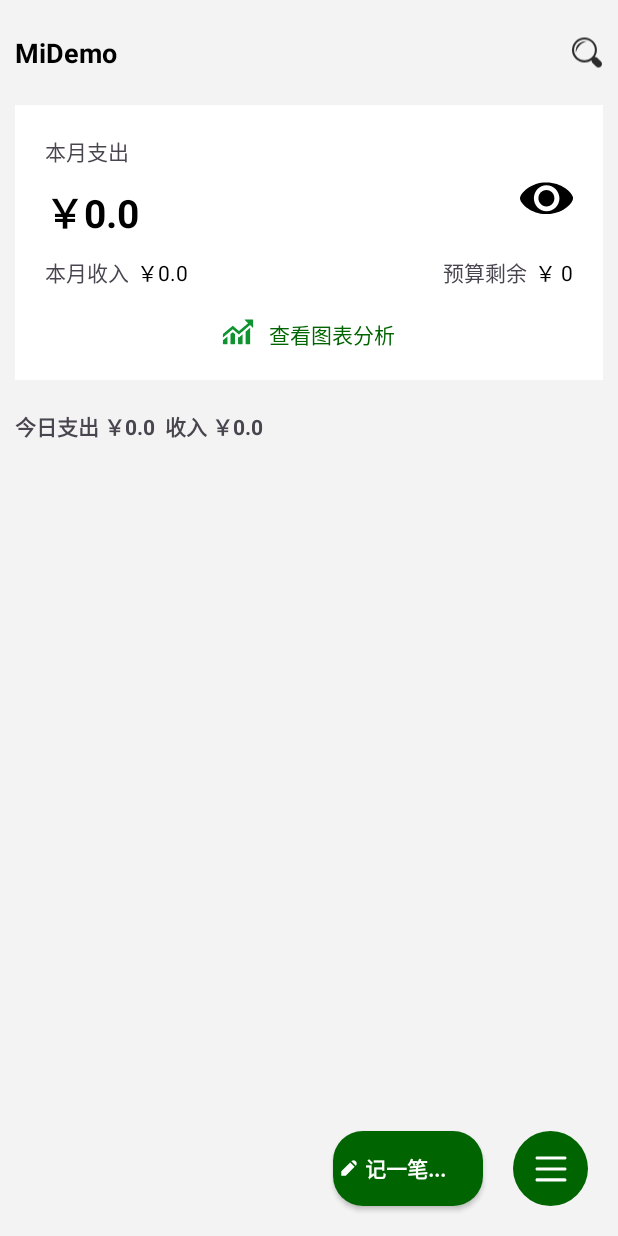
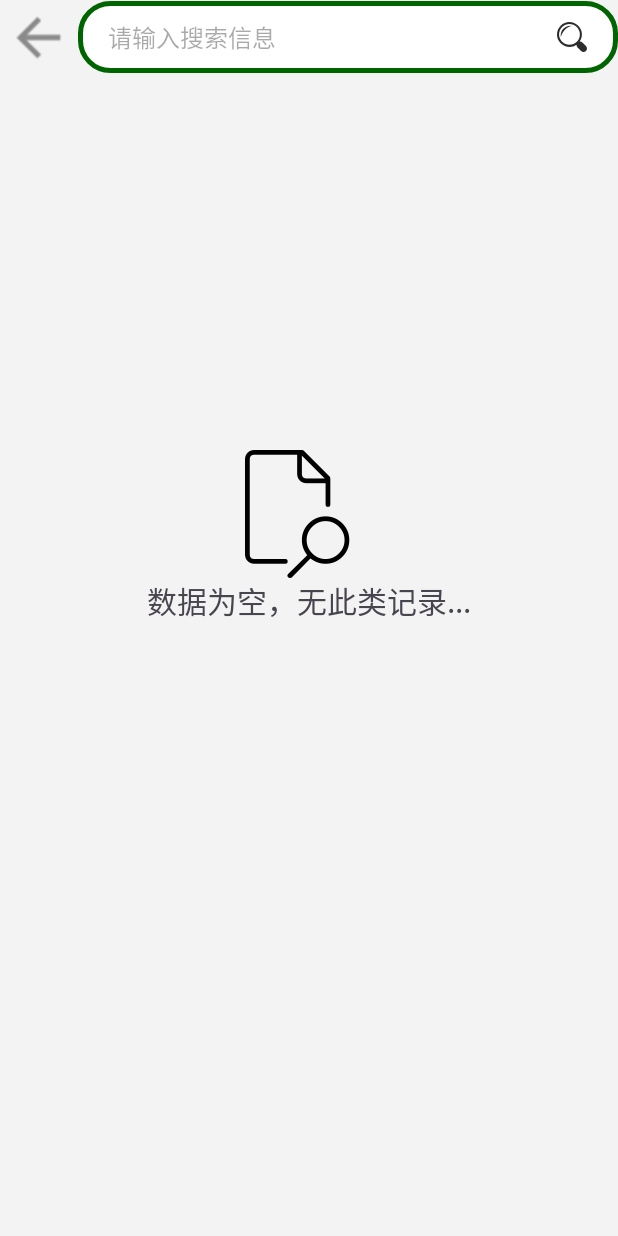
Before and after one commit to 95Brayden/2024_training, an Android app: the MainActivity screen opened directly, with no data from a screen before it, after a tap on an icon or button, on a phone screen of 412 x 824 dp. Run offline under Robolectric (Android 15) with nearby library versions, the phone set to English and light mode, and no system bars.

Commit message:
搜索页面1.0 今日收支搜索页面

```diff
--- a/MiDemo/app/src/main/AndroidManifest.xml
+++ b/MiDemo/app/src/main/AndroidManifest.xml
@@ -10,6 +10,9 @@
         android:roundIcon="@mipmap/ic_launcher_round"
         android:supportsRtl="true"
         android:theme="@style/Theme.MiDemo">
+        <activity
+            android:name=".SearchActivity"
+            android:exported="false" />
         <activity
             android:name=".MainActivity"
             android:exported="false" />
--- a/MiDemo/app/src/main/java/com/example/midemo/adapter/AccountAdapter.java
+++ b/MiDemo/app/src/main/java/com/example/midemo/Adapter/AccountAdapter.java
@@ -1,4 +1,4 @@
-package com.example.midemo.adapter;
+package com.example.midemo.Adapter;
 
 import android.content.Context;
 import android.view.LayoutInflater;
--- a/MiDemo/app/src/main/java/com/example/midemo/adapter/RecordPagerAdapter.java
+++ b/MiDemo/app/src/main/java/com/example/midemo/Adapter/RecordPagerAdapter.java
@@ -1,4 +1,4 @@
-package com.example.midemo.adapter;
+package com.example.midemo.Adapter;
 
 import androidx.annotation.NonNull;
 import androidx.annotation.Nullable;
--- a/MiDemo/app/src/main/java/com/example/midemo/MainActivity.java
+++ b/MiDemo/app/src/main/java/com/example/midemo/MainActivity.java
@@ -1,14 +1,12 @@
 package com.example.midemo;
 
 import android.content.Context;
-import android.content.DialogInterface;
 import android.content.Intent;
 import android.content.SharedPreferences;
 import android.os.Bundle;
 import android.text.method.HideReturnsTransformationMethod;
 import android.text.method.PasswordTransformationMethod;
 import android.view.View;
-import android.widget.AdapterView;
 import android.widget.Button;
 import android.widget.ImageButton;
 import android.widget.ImageView;
@@ -20,7 +18,7 @@ import androidx.appcompat.app.AlertDialog;
 import androidx.appcompat.app.AppCompatActivity;
 
 import com.example.midemo.Dialog.BudgetDialog;
-import com.example.midemo.adapter.AccountAdapter;
+import com.example.midemo.Adapter.AccountAdapter;
 import com.example.midemo.db.AccountBean;
 import com.example.midemo.db.DBManager;
 
@@ -117,16 +115,13 @@ public class MainActivity extends AppCompatActivity implements View.OnClickListe
         AlertDialog.Builder builder = new AlertDialog.Builder(this);
         builder.setTitle("提示信息").setMessage("您确定要删除这条记录么？")
                 .setNegativeButton("取消",null)
-                .setPositiveButton("确定", new DialogInterface.OnClickListener() {
-                    @Override
-                    public void onClick(DialogInterface dialog, int which) {
+                .setPositiveButton("确定", (dialog, which) -> {
                     int click_id = clickBean.getId();
                     //执行删除的操作
                     DBManager.deleteItemFromAccounttbById(click_id);
                     mDatas.remove(clickBean);   //实时刷新，移除集合当中的对象
                     adapter.notifyDataSetChanged();   //提示适配器更新数据
                     setTopTvShow();   //改变头布局TextView显示的内容
-                    }
                 });
         builder.create().show();   //显示对话框
     }
@@ -146,6 +141,10 @@ public class MainActivity extends AppCompatActivity implements View.OnClickListe
             case R.id.item_mainlv_top_iv_hide:
                 // 切换TextView明文和密文
                 toggleShow();
+                break;
+            case R.id.main_iv_search:
+                Intent it = new Intent(this, SearchActivity.class);  //跳转界面
+                startActivity(it);
                 break;
         }
         if (v == headerView) {
--- a/MiDemo/app/src/main/java/com/example/midemo/RecordActivity.java
+++ b/MiDemo/app/src/main/java/com/example/midemo/RecordActivity.java
@@ -6,7 +6,7 @@ import android.os.Bundle;
 import androidx.fragment.app.Fragment;
 import androidx.viewpager.widget.ViewPager;
 
-import com.example.midemo.adapter.RecordPagerAdapter;
+import com.example.midemo.Adapter.RecordPagerAdapter;
 import com.google.android.material.tabs.TabLayout;
 import com.example.midemo.frag_record.IncomeFragment;
 import com.example.midemo.frag_record.OutcomeFragment;
--- /dev/null
+++ b/MiDemo/app/src/main/java/com/example/midemo/SearchActivity.java
@@ -0,0 +1,63 @@
+package com.example.midemo;
+
+import android.os.Bundle;
+import android.text.TextUtils;
+import android.view.View;
+import android.widget.EditText;
+import android.widget.ListView;
+import android.widget.TextView;
+import android.widget.Toast;
+
+import androidx.appcompat.app.AppCompatActivity;
+
+import com.example.midemo.Adapter.AccountAdapter;
+import com.example.midemo.db.AccountBean;
+import com.example.midemo.db.DBManager;
+
+import java.util.ArrayList;
+import java.util.List;
+
+public class SearchActivity extends AppCompatActivity {
+    ListView searchLv;
+    EditText searchEt;
+    TextView emptyTv;
+    List<AccountBean>mDatas;   //数据源
+    AccountAdapter accountAdapter;    //适配器对象
+    @Override
+    protected void onCreate(Bundle savedInstanceState) {
+        super.onCreate(savedInstanceState);
+        setContentView(R.layout.activity_search);
+        initView();
+        mDatas = new ArrayList<>();
+        accountAdapter = new AccountAdapter(this,mDatas);
+        searchLv.setAdapter(accountAdapter);
+        searchLv.setEmptyView(emptyTv);   //设置无数局时，显示的控件
+    }
+
+    private void initView() {
+        searchEt = findViewById(R.id.search_et);
+        searchLv = findViewById(R.id.search_lv);
+        emptyTv = findViewById(R.id.search_tv_empty);
+    }
+
+    public void onClick(View view) {
+        switch (view.getId()) {
+            case R.id.search_iv_back:
+                finish();
+                break;
+            case R.id.search_iv_sh:   //执行搜索的操作
+                String msg = searchEt.getText().toString().trim();
+//                判断输入内容是否为空，如果为空，就提示不能搜索
+                if (TextUtils.isEmpty(msg)) {
+                    Toast.makeText(this,"输入内容不能为空！",Toast.LENGTH_SHORT).show();
+                    return;
+                }
+                //开始搜索
+                List<AccountBean> list = DBManager.getAccountListByRemarkFromAccounttb(msg);
+                mDatas.clear();
+                mDatas.addAll(list);
+                accountAdapter.notifyDataSetChanged();
+                break;
+        }
+    }
+}
--- /dev/null
+++ b/MiDemo/app/src/main/res/layout/activity_search.xml
@@ -0,0 +1,67 @@
+<?xml version="1.0" encoding="utf-8"?>
+<LinearLayout xmlns:android="http://schemas.android.com/apk/res/android"
+    xmlns:app="http://schemas.android.com/apk/res-auto"
+    xmlns:tools="http://schemas.android.com/tools"
+    android:id="@+id/main"
+    android:layout_width="match_parent"
+    android:layout_height="match_parent"
+    android:orientation="vertical"
+    android:background="@color/grey_f3f3f3"
+    tools:context=".SearchActivity">
+    <RelativeLayout
+        android:layout_width="match_parent"
+        android:layout_height="50dp">
+        <ImageView
+            android:id="@+id/search_iv_back"
+            android:layout_width="wrap_content"
+            android:layout_height="match_parent"
+            android:onClick="onClick"
+            android:layout_marginLeft="10dp"
+            android:src="@mipmap/it_back"/>
+
+        <EditText
+            android:id="@+id/search_et"
+            android:layout_width="match_parent"
+            android:layout_height="wrap_content"
+            android:layout_centerVertical="true"
+            android:layout_marginLeft="10dp"
+            android:layout_toRightOf="@id/search_iv_back"
+            android:background="@drawable/dialog_btn_bg"
+            android:hint="@string/please_search_info"
+            android:minHeight="48dp"
+            android:paddingLeft="20dp"
+            android:paddingTop="10dp"
+            android:paddingBottom="10dp"
+            android:textSize="16sp">
+
+            <requestFocus />
+        </EditText>
+        <ImageView
+            android:id="@+id/search_iv_sh"
+            android:layout_width="wrap_content"
+            android:layout_height="wrap_content"
+            android:src="@mipmap/search"
+            android:layout_alignParentEnd="true"
+            android:layout_centerVertical="true"
+            android:layout_marginEnd="20dp"
+            android:onClick="onClick"/>
+    </RelativeLayout>
+    <ListView
+        android:id="@+id/search_lv"
+        android:layout_width="match_parent"
+        android:layout_height="match_parent"
+        android:dividerHeight="6dp"
+        android:divider="@color/grey_f3f3f3"
+        android:visibility="gone"
+        />
+    <TextView
+        android:id="@+id/search_tv_empty"
+        android:layout_width="match_parent"
+        android:layout_height="wrap_content"
+        android:text="@string/date_empty"
+        android:gravity="center"
+        android:textSize="20sp"
+        android:layout_marginTop="250dp"
+        app:drawableTopCompat="@mipmap/it_searchtext"
+        />
+</LinearLayout>
--- a/MiDemo/app/src/main/res/values/strings.xml
+++ b/MiDemo/app/src/main/res/values/strings.xml
@@ -19,6 +19,8 @@
     <string name="remark">备注</string>
     <string name="please_input_time">请输入时间</string>
     <string name="set_budget">设置预算</string>
+    <string name="please_search_info">请输入搜索信息</string>
+    <string name="date_empty">数据为空，无此类记录...</string>
 
 
 </resources>
```
Also changed, not shown: MiDemo/app/src/main/java/com/example/midemo/db/DBManager.java (+23 -0 lines). Lines whose indentation alone changed are shown as unchanged.
